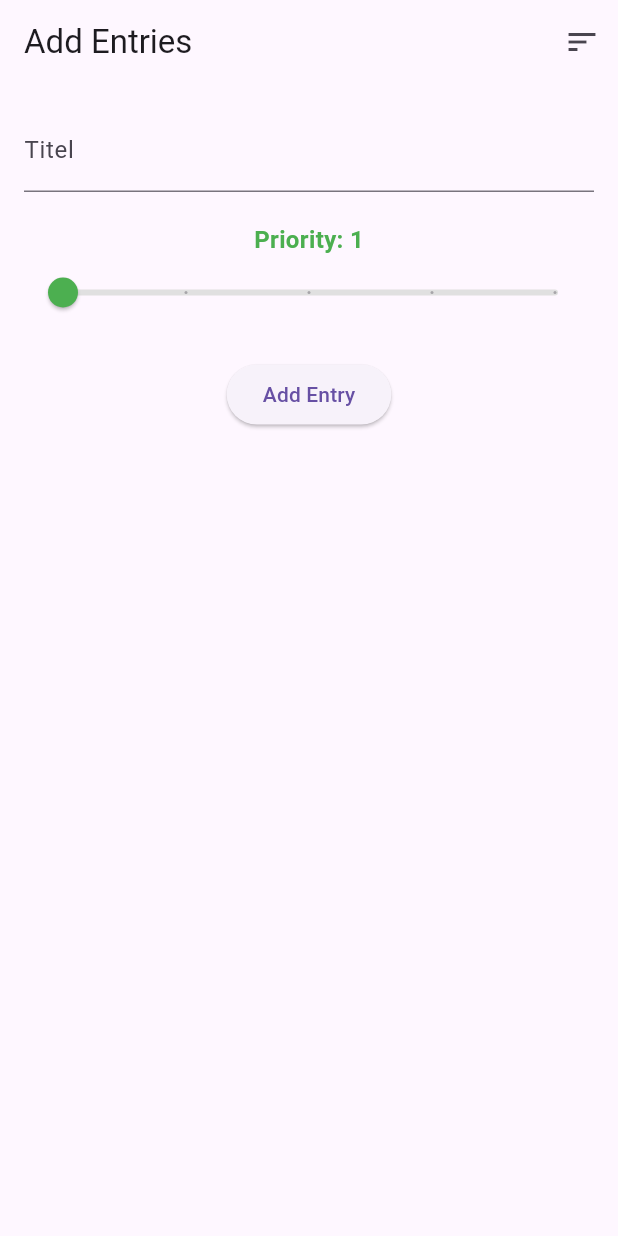
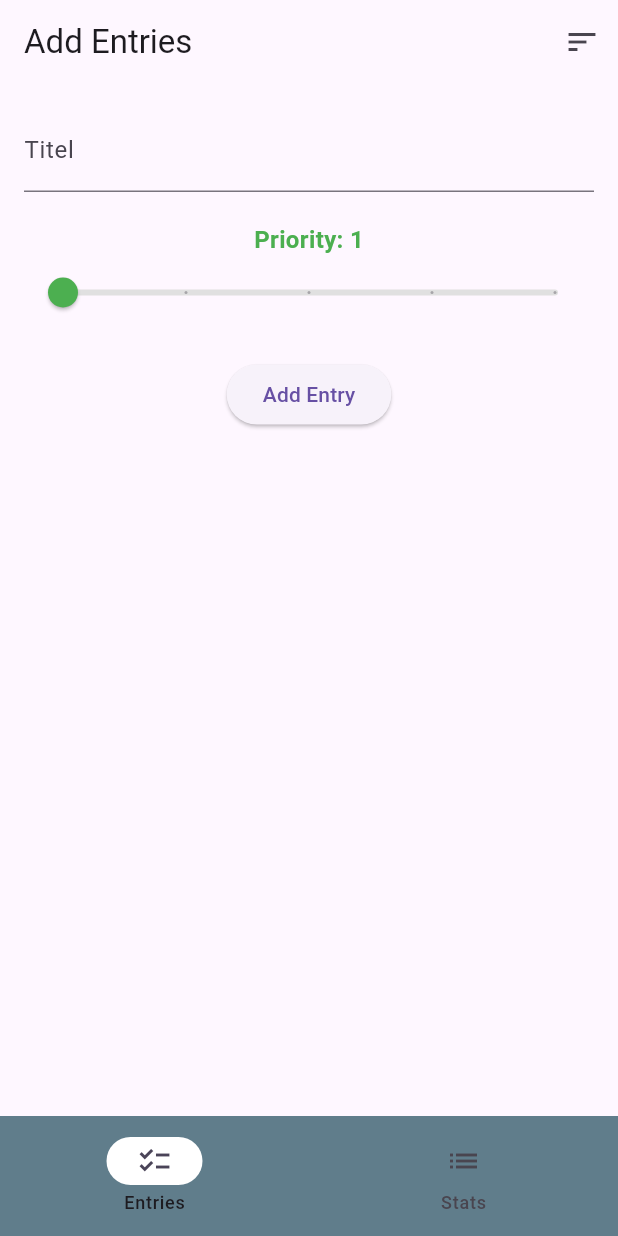
Before and after one commit to Chibinoo/ChatGPT-try, a Flutter app: the screen it shows after launch, on a phone screen of 412 x 824 dp. Run offline on Flutter 3.47's test engine with Material 3 defaults, Android fonts, the phone set to English and light mode, and no system bars.

Commit message:
adding navbar

```diff
--- /dev/null
+++ b/lib/data/notifiers.dart
@@ -0,0 +1,3 @@
+import 'package:flutter/material.dart';
+
+ValueNotifier<int> selectedPageNotifier=ValueNotifier(0);
--- a/lib/main.dart
+++ b/lib/main.dart
@@ -1,7 +1,7 @@
 import 'package:flutter/material.dart';
+import 'package:flutter_application_1/widgets/widget_tree.dart';
 import 'package:provider/provider.dart';
-import 'entry_provider.dart';
-import 'home_page.dart';
+import 'data/entry_provider.dart';
 
 void main() {
   runApp(
@@ -21,7 +21,7 @@ class MyApp extends StatelessWidget {
       debugShowCheckedModeBanner: false,
       title: 'Entries App',
       theme: ThemeData(primarySwatch: Colors.blue),
-      home: const HomePage(),
+      home: const WidgetTree(),
     );
   }
 }
--- a/lib/home_page.dart
+++ b/lib/pages/home_page.dart
@@ -1,7 +1,7 @@
 import 'package:flutter/material.dart';
 import 'package:provider/provider.dart';
-import 'entry_provider.dart';
-import 'entry.dart';
+import '../data/entry_provider.dart';
+import '../data/entry.dart';
 import 'sorted_page.dart';
 
 class HomePage extends StatefulWidget {
--- a/lib/sorted_page.dart
+++ b/lib/pages/sorted_page.dart
@@ -1,7 +1,7 @@
 import 'package:flutter/material.dart';
 import 'package:provider/provider.dart';
-import 'entry_provider.dart';
-import 'entry.dart';
+import '../data/entry_provider.dart';
+import '../data/entry.dart';
 
 class SortedPage extends StatefulWidget {
   const SortedPage({super.key});
--- /dev/null
+++ b/lib/widgets/navbar_widget.dart
@@ -0,0 +1,35 @@
+import 'package:flutter/material.dart';
+import 'package:flutter_application_1/data/notifiers.dart';
+
+class NavbarWidget extends StatefulWidget {
+  const NavbarWidget({super.key});
+
+  @override
+  State<NavbarWidget> createState() => _NavbarWidgetState();
+}
+
+class _NavbarWidgetState extends State<NavbarWidget> {
+  int selectedIndex=0;
+  @override
+  Widget build(BuildContext context) {
+    return ValueListenableBuilder(
+      valueListenable: selectedPageNotifier,
+      builder: (context, selectedPage, child){
+        return NavigationBar(
+          indicatorColor: Colors.white,
+          backgroundColor: Colors.blueGrey,
+          destinations: [
+            NavigationDestination(icon: Icon(Icons.checklist), label: 'Entries'),
+            NavigationDestination(icon: Icon(Icons.list), label: 'Stats')
+          ],
+          onDestinationSelected: (int value) {
+            setState(() {
+              selectedPageNotifier.value=value;
+            });
+          },
+          selectedIndex: selectedPage,
+        );
+      }
+    );
+  }
+}
--- /dev/null
+++ b/lib/widgets/widget_tree.dart
@@ -0,0 +1,27 @@
+import 'package:flutter/material.dart';
+import 'package:flutter_application_1/data/notifiers.dart';
+import 'package:flutter_application_1/pages/home_page.dart';
+import 'package:flutter_application_1/pages/sorted_page.dart';
+import 'package:flutter_application_1/widgets/navbar_widget.dart';
+
+List<Widget> pages=[
+  HomePage(),
+  SortedPage()
+];
+
+class WidgetTree extends StatelessWidget {
+  const WidgetTree({super.key});
+
+  @override
+  Widget build(BuildContext context) {
+    return Scaffold(
+      body: ValueListenableBuilder(
+        valueListenable: selectedPageNotifier,
+        builder: (context, selectedPage, child){
+          return pages.elementAt(selectedPage);
+        }
+      ),
+      bottomNavigationBar: NavbarWidget(),
+    );
+  }
+}
```
Also changed, not shown: lib/data/entry.dart (renamed from lib/entry.dart), lib/data/entry_provider.dart (renamed from lib/entry_provider.dart).
